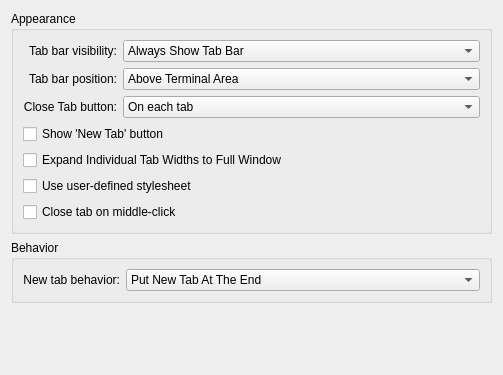
The window that src/settings/TabBarSettings.ui (KDE/konsole) describes before a commit, drawn with Qt 5.
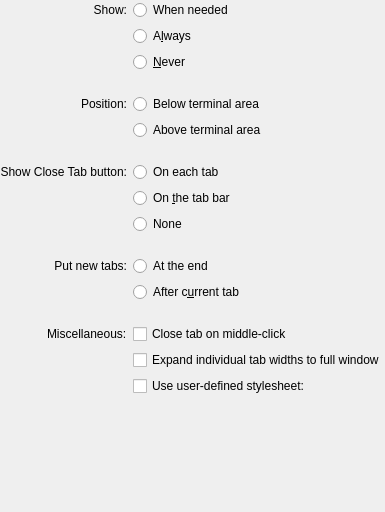
The same window after the commit. Custom widgets are drawn as their Qt base class.

Diff of the .ui file:
```diff
--- a/src/settings/TabBarSettings.ui
+++ b/src/settings/TabBarSettings.ui
@@ -6,201 +6,295 @@
    <rect>
     <x>0</x>
     <y>0</y>
-    <width>503</width>
-    <height>375</height>
+    <width>384</width>
+    <height>512</height>
    </rect>
   </property>
-  <layout class="QGridLayout" name="gridLayout_3">
-   <item row="0" column="0">
-    <widget class="QGroupBox" name="groupBox_1">
-     <property name="title">
-      <string>Appearance</string>
+  <layout class="QVBoxLayout" name="verticalLayout">
+   <property name="spacing">
+    <number>0</number>
+   </property>
+   <property name="leftMargin">
+    <number>0</number>
+   </property>
+   <property name="topMargin">
+    <number>0</number>
+   </property>
+   <property name="rightMargin">
+    <number>0</number>
+   </property>
+   <property name="bottomMargin">
+    <number>0</number>
+   </property>
+   <item>
+    <layout class="QGridLayout" name="gridLayout" columnstretch="0,0,1">
+     <property name="spacing">
+      <number>6</number>
      </property>
-     <layout class="QGridLayout" name="gridLayout">
-      <item row="1" column="0">
-       <widget class="QLabel" name="label_2">
-        <property name="text">
-         <string>Tab bar position:</string>
-        </property>
-        <property name="alignment">
-         <set>Qt::AlignRight|Qt::AlignTrailing|Qt::AlignVCenter</set>
-        </property>
-       </widget>
-      </item>
-      <item row="0" column="1" colspan="2">
-       <widget class="KComboBox" name="kcfg_TabBarVisibility">
-        <property name="sizePolicy">
-         <sizepolicy hsizetype="Preferred" vsizetype="Fixed">
-          <horstretch>1</horstretch>
-          <verstretch>0</verstretch>
-         </sizepolicy>
-        </property>
-        <item>
-         <property name="text">
-          <string>Always Show Tab Bar</string>
-         </property>
-        </item>
-        <item>
-         <property name="text">
-          <string>Show Tab Bar When Needed</string>
-         </property>
-        </item>
-        <item>
-         <property name="text">
-          <string>Always Hide Tab Bar</string>
-         </property>
-        </item>
-       </widget>
-      </item>
-      <item row="0" column="0">
-       <widget class="QLabel" name="label_1">
-        <property name="text">
-         <string>Tab bar visibility:</string>
-        </property>
-        <property name="alignment">
-         <set>Qt::AlignRight|Qt::AlignTrailing|Qt::AlignVCenter</set>
-        </property>
-       </widget>
-      </item>
-      <item row="1" column="1" colspan="2">
-       <widget class="KComboBox" name="kcfg_TabBarPosition">
-        <property name="sizePolicy">
-         <sizepolicy hsizetype="Preferred" vsizetype="Fixed">
-          <horstretch>1</horstretch>
-          <verstretch>0</verstretch>
-         </sizepolicy>
-        </property>
-        <item>
-         <property name="text">
-          <string>Above Terminal Area</string>
-         </property>
-        </item>
-        <item>
-         <property name="text">
-          <string>Below Terminal Area</string>
-         </property>
-        </item>
-       </widget>
-      </item>
-      <item row="2" column="0">
-       <widget class="QLabel" name="label_CloseTabButton">
-        <property name="text">
-         <string>Close Tab button:</string>
-        </property>
-        <property name="alignment">
-         <set>Qt::AlignRight|Qt::AlignTrailing|Qt::AlignVCenter</set>
-        </property>
-       </widget>
-      </item>
-      <item row="2" column="1" colspan="2">
-       <widget class="KComboBox" name="kcfg_CloseTabButton">
-        <property name="sizePolicy">
-         <sizepolicy hsizetype="Preferred" vsizetype="Fixed">
-          <horstretch>1</horstretch>
-          <verstretch>0</verstretch>
-         </sizepolicy>
-        </property>
-        <item>
-         <property name="text">
-          <string>On each tab</string>
-         </property>
-        </item>
-        <item>
-         <property name="text">
-          <string>On the tab bar</string>
-         </property>
-        </item>
-        <item>
-         <property name="text">
-          <string comment="Do not show a close button">None</string>
-         </property>
-        </item>
-       </widget>
-      </item>
-      <item row="3" column="0" colspan="3">
-       <widget class="QCheckBox" name="kcfg_NewTabButton">
-        <property name="text">
-         <string>Show 'New Tab' button</string>
-        </property>
-       </widget>
-      </item>
-      <item row="4" column="0" colspan="2">
-       <widget class="QCheckBox" name="kcfg_ExpandTabWidth">
-        <property name="text">
-         <string>Expand Individual Tab Widths to Full Window</string>
-        </property>
-       </widget>
-      </item>
-      <item row="5" column="2">
-       <widget class="KUrlRequester" name="kcfg_TabBarUserStyleSheetFile">
-        <property name="sizePolicy">
-         <sizepolicy hsizetype="Preferred" vsizetype="Fixed">
-          <horstretch>2</horstretch>
-          <verstretch>0</verstretch>
-         </sizepolicy>
-        </property>
-        <property name="filter" stdset="0">
-         <string>text/css</string>
-        </property>
-       </widget>
-      </item>
-      <item row="5" column="0" colspan="2">
-       <widget class="QCheckBox" name="kcfg_TabBarUseUserStyleSheet">
-        <property name="text">
-         <string>Use user-defined stylesheet</string>
-        </property>
-       </widget>
-      </item>
-      <item row="6" column="0" colspan="2">
-       <widget class="QCheckBox" name="kcfg_CloseTabOnMiddleMouseButton">
-        <property name="text">
-         <string>Close tab on middle-click</string>
-        </property>
-       </widget>
-      </item>
-     </layout>
-    </widget>
+     <item row="2" column="1" colspan="2">
+      <widget class="QRadioButton" name="AlwaysHideTabBar">
+       <property name="text">
+        <string>&amp;Never</string>
+       </property>
+       <attribute name="buttonGroup">
+        <string notr="true">kcfg_TabBarVisibility</string>
+       </attribute>
+      </widget>
+     </item>
+     <item row="16" column="1" colspan="2">
+      <widget class="QCheckBox" name="kcfg_TabBarUseUserStyleSheet">
+       <property name="text">
+        <string>Use user-defined stylesheet:</string>
+       </property>
+      </widget>
+     </item>
+     <item row="12" column="1" colspan="2">
+      <widget class="QRadioButton" name="PutNewTabAfterCurrentTab">
+       <property name="text">
+        <string>After c&amp;urrent tab</string>
+       </property>
+       <attribute name="buttonGroup">
+        <string notr="true">kcfg_NewTabBehavior</string>
+       </attribute>
+      </widget>
+     </item>
+     <item row="14" column="1" colspan="2">
+      <widget class="QCheckBox" name="kcfg_CloseTabOnMiddleMouseButton">
+       <property name="text">
+        <string>Close tab on middle-click</string>
+       </property>
+      </widget>
+     </item>
+     <item row="17" column="1">
+      <spacer name="horizontalSpacer">
+       <property name="orientation">
+        <enum>Qt::Horizontal</enum>
+       </property>
+       <property name="sizeType">
+        <enum>QSizePolicy::Fixed</enum>
+       </property>
+       <property name="sizeHint" stdset="0">
+        <size>
+         <width>16</width>
+         <height>20</height>
+        </size>
+       </property>
+      </spacer>
+     </item>
+     <item row="9" column="1" colspan="2">
+      <widget class="QRadioButton" name="None">
+       <property name="text">
+        <string comment="Do not show a close button">None</string>
+       </property>
+       <attribute name="buttonGroup">
+        <string notr="true">kcfg_CloseTabButton</string>
+       </attribute>
+      </widget>
+     </item>
+     <item row="7" column="0" alignment="Qt::AlignRight">
+      <widget class="QLabel" name="showCloseTabButtonLabel">
+       <property name="text">
+        <string>Show Close Tab button:</string>
+       </property>
+       <property name="alignment">
+        <set>Qt::AlignRight|Qt::AlignTrailing|Qt::AlignVCenter</set>
+       </property>
+      </widget>
+     </item>
+     <item row="17" column="2">
+      <widget class="KUrlRequester" name="kcfg_TabBarUserStyleSheetFile">
+       <property name="enabled">
+        <bool>false</bool>
+       </property>
+       <property name="filter" stdset="0">
+        <string>text/css</string>
+       </property>
+       <property name="placeholderText" stdset="0">
+        <string comment="@info:placeholder Optional file path is empty">(none)</string>
+       </property>
+      </widget>
+     </item>
+     <item row="8" column="1" colspan="2">
+      <widget class="QRadioButton" name="OnTabBar">
+       <property name="text">
+        <string>On &amp;the tab bar</string>
+       </property>
+       <attribute name="buttonGroup">
+        <string notr="true">kcfg_CloseTabButton</string>
+       </attribute>
+      </widget>
+     </item>
+     <item row="13" column="2">
+      <spacer name="verticalSpacer_3">
+       <property name="orientation">
+        <enum>Qt::Vertical</enum>
+       </property>
+       <property name="sizeType">
+        <enum>QSizePolicy::Fixed</enum>
+       </property>
+       <property name="sizeHint" stdset="0">
+        <size>
+         <width>20</width>
+         <height>16</height>
+        </size>
+       </property>
+      </spacer>
+     </item>
+     <item row="7" column="1" colspan="2">
+      <widget class="QRadioButton" name="OnEachTab">
+       <property name="text">
+        <string>On each tab</string>
+       </property>
+       <attribute name="buttonGroup">
+        <string notr="true">kcfg_CloseTabButton</string>
+       </attribute>
+      </widget>
+     </item>
+     <item row="14" column="0" alignment="Qt::AlignRight">
+      <widget class="QLabel" name="miscellaneousLabel">
+       <property name="text">
+        <string>Miscellaneous:</string>
+       </property>
+      </widget>
+     </item>
+     <item row="11" column="0">
+      <widget class="QLabel" name="putNewTabsLabel">
+       <property name="text">
+        <string>Put new tabs:</string>
+       </property>
+       <property name="alignment">
+        <set>Qt::AlignRight|Qt::AlignTrailing|Qt::AlignVCenter</set>
+       </property>
+      </widget>
+     </item>
+     <item row="6" column="2">
+      <spacer name="verticalSpacer_2">
+       <property name="orientation">
+        <enum>Qt::Vertical</enum>
+       </property>
+       <property name="sizeType">
+        <enum>QSizePolicy::Fixed</enum>
+       </property>
+       <property name="sizeHint" stdset="0">
+        <size>
+         <width>20</width>
+         <height>16</height>
+        </size>
+       </property>
+      </spacer>
+     </item>
+     <item row="4" column="0">
+      <widget class="QLabel" name="positionLabel">
+       <property name="text">
+        <string>Position:</string>
+       </property>
+       <property name="alignment">
+        <set>Qt::AlignRight|Qt::AlignTrailing|Qt::AlignVCenter</set>
+       </property>
+      </widget>
+     </item>
+     <item row="11" column="1" colspan="2">
+      <widget class="QRadioButton" name="PutNewTabAtTheEnd">
+       <property name="text">
+        <string>At the end</string>
+       </property>
+       <attribute name="buttonGroup">
+        <string notr="true">kcfg_NewTabBehavior</string>
+       </attribute>
+      </widget>
+     </item>
+     <item row="0" column="1" colspan="2">
+      <widget class="QRadioButton" name="ShowTabBarWhenNeeded">
+       <property name="text">
+        <string>When needed</string>
+       </property>
+       <attribute name="buttonGroup">
+        <string notr="true">kcfg_TabBarVisibility</string>
+       </attribute>
+      </widget>
+     </item>
+     <item row="1" column="1" colspan="2">
+      <widget class="QRadioButton" name="AlwaysShowTabBar">
+       <property name="text">
+        <string>A&amp;lways</string>
+       </property>
+       <attribute name="buttonGroup">
+        <string notr="true">kcfg_TabBarVisibility</string>
+       </attribute>
+      </widget>
+     </item>
+     <item row="4" column="1" colspan="2">
+      <widget class="QRadioButton" name="Bottom">
+       <property name="text">
+        <string>Below terminal area</string>
+       </property>
+       <attribute name="buttonGroup">
+        <string notr="true">kcfg_TabBarPosition</string>
+       </attribute>
+      </widget>
+     </item>
+     <item row="5" column="1" colspan="2">
+      <widget class="QRadioButton" name="Top">
+       <property name="text">
+        <string>Above terminal area</string>
+       </property>
+       <attribute name="buttonGroup">
+        <string notr="true">kcfg_TabBarPosition</string>
+       </attribute>
+      </widget>
+     </item>
+     <item row="15" column="1" colspan="2">
+      <widget class="QCheckBox" name="kcfg_ExpandTabWidth">
+       <property name="text">
+        <string>Expand individual tab widths to full window</string>
+       </property>
+      </widget>
+     </item>
+     <item row="10" column="2">
+      <spacer name="verticalSpacer_4">
+       <property name="orientation">
+        <enum>Qt::Vertical</enum>
+       </property>
+       <property name="sizeType">
+        <enum>QSizePolicy::Fixed</enum>
+       </property>
+       <property name="sizeHint" stdset="0">
+        <size>
+         <width>20</width>
+         <height>16</height>
+        </size>
+       </property>
+      </spacer>
+     </item>
+     <item row="3" column="2">
+      <spacer name="verticalSpacer">
+       <property name="orientation">
+        <enum>Qt::Vertical</enum>
+       </property>
+       <property name="sizeType">
+        <enum>QSizePolicy::Fixed</enum>
+       </property>
+       <property name="sizeHint" stdset="0">
+        <size>
+         <width>20</width>
+         <height>16</height>
+        </size>
+       </property>
+      </spacer>
+     </item>
+     <item row="0" column="0">
+      <widget class="QLabel" name="showTabBarLabel">
+       <property name="text">
+        <string>Show:</string>
+       </property>
+       <property name="alignment">
+        <set>Qt::AlignRight|Qt::AlignTrailing|Qt::AlignVCenter</set>
+       </property>
+      </widget>
+     </item>
+    </layout>
    </item>
-   <item row="1" column="0">
-    <widget class="QGroupBox" name="groupBox_2">
-     <property name="title">
-      <string>Behavior</string>
-     </property>
-     <layout class="QGridLayout" name="gridLayout_2">
-      <item row="0" column="0">
-       <widget class="QLabel" name="label_3">
-        <property name="text">
-         <string>New tab behavior:</string>
-        </property>
-        <property name="alignment">
-         <set>Qt::AlignRight|Qt::AlignTrailing|Qt::AlignVCenter</set>
-        </property>
-       </widget>
-      </item>
-      <item row="0" column="1">
-       <widget class="KComboBox" name="kcfg_NewTabBehavior">
-        <property name="sizePolicy">
-         <sizepolicy hsizetype="Preferred" vsizetype="Fixed">
-          <horstretch>1</horstretch>
-          <verstretch>0</verstretch>
-         </sizepolicy>
-        </property>
-        <item>
-         <property name="text">
-          <string>Put New Tab At The End</string>
-         </property>
-        </item>
-        <item>
-         <property name="text">
-          <string>Put New Tab After Current Tab</string>
-         </property>
-        </item>
-       </widget>
-      </item>
-     </layout>
-    </widget>
-   </item>
-   <item row="2" column="0">
+   <item>
     <spacer>
      <property name="orientation">
       <enum>Qt::Vertical</enum>
@@ -208,7 +302,7 @@
      <property name="sizeHint" stdset="0">
       <size>
        <width>20</width>
-       <height>4</height>
+       <height>0</height>
       </size>
      </property>
     </spacer>
@@ -216,11 +310,6 @@
   </layout>
  </widget>
  <customwidgets>
-  <customwidget>
-   <class>KComboBox</class>
-   <extends>QComboBox</extends>
-   <header>kcombobox.h</header>
-  </customwidget>
   <customwidget>
    <class>KUrlRequester</class>
    <extends>QFrame</extends>
```
Left out of the diff: 248 changed lines with no effect on the pictures.
